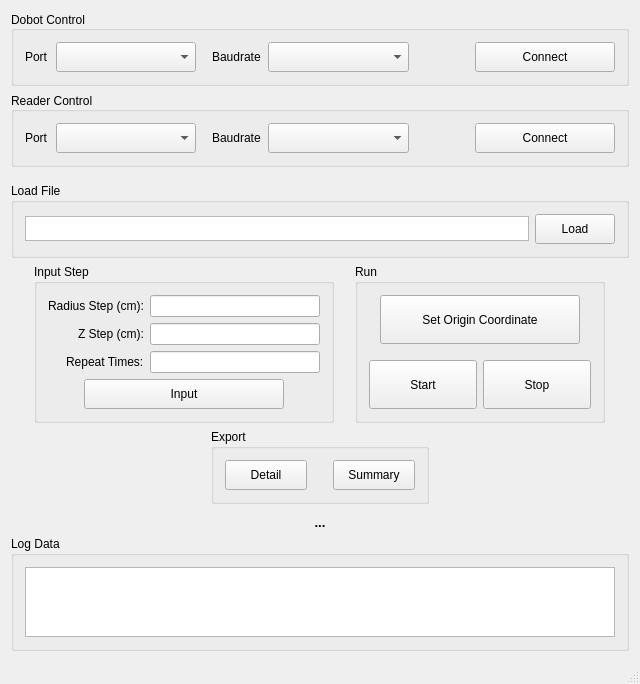
Old version of the form mainwindow.ui in the repository phuongnam0907/DemoAutoTest.
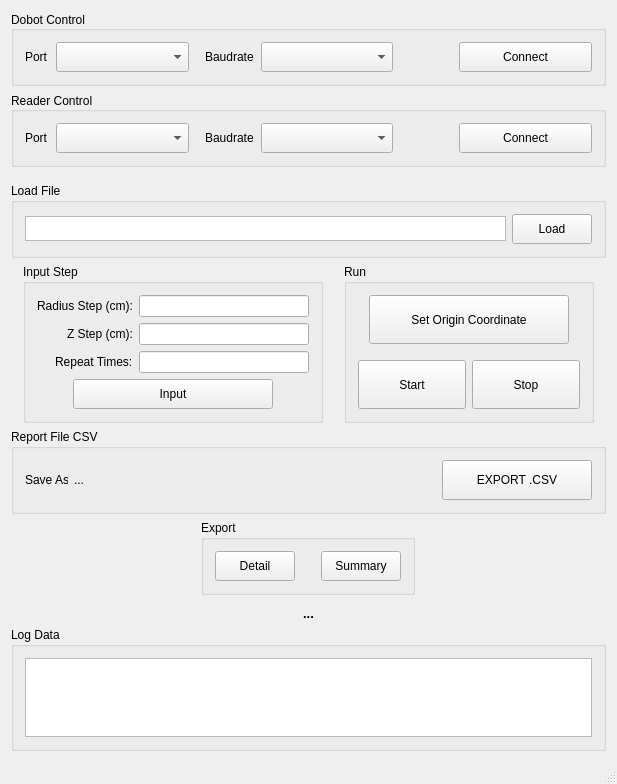
New version of the form.

```diff
--- a/mainwindow.ui
+++ b/mainwindow.ui
@@ -6,8 +6,8 @@
    <rect>
     <x>0</x>
     <y>0</y>
-    <width>640</width>
-    <height>682</height>
+    <width>617</width>
+    <height>784</height>
    </rect>
   </property>
   <property name="windowTitle">
@@ -689,6 +689,70 @@
         </item>
        </layout>
       </item>
+      <item>
+       <layout class="QHBoxLayout" name="horizontalLayout_15">
+        <item>
+         <widget class="QGroupBox" name="groupBox_8">
+          <property name="maximumSize">
+           <size>
+            <width>1000</width>
+            <height>200</height>
+           </size>
+          </property>
+          <property name="title">
+           <string>Report File CSV</string>
+          </property>
+          <layout class="QHBoxLayout" name="horizontalLayout_11">
+           <item>
+            <widget class="QLabel" name="label_9">
+             <property name="minimumSize">
+              <size>
+               <width>43</width>
+               <height>40</height>
+              </size>
+             </property>
+             <property name="maximumSize">
+              <size>
+               <width>43</width>
+               <height>40</height>
+              </size>
+             </property>
+             <property name="text">
+              <string>Save As:</string>
+             </property>
+            </widget>
+           </item>
+           <item>
+            <widget class="QLabel" name="label_8">
+             <property name="text">
+              <string>...</string>
+             </property>
+            </widget>
+           </item>
+           <item>
+            <widget class="QPushButton" name="pushButton">
+             <property name="minimumSize">
+              <size>
+               <width>100</width>
+               <height>30</height>
+              </size>
+             </property>
+             <property name="maximumSize">
+              <size>
+               <width>150</width>
+               <height>50</height>
+              </size>
+             </property>
+             <property name="text">
+              <string>EXPORT .CSV</string>
+             </property>
+            </widget>
+           </item>
+          </layout>
+         </widget>
+        </item>
+       </layout>
+      </item>
       <item>
        <layout class="QHBoxLayout" name="horizontalLayout_2">
         <item>
```
